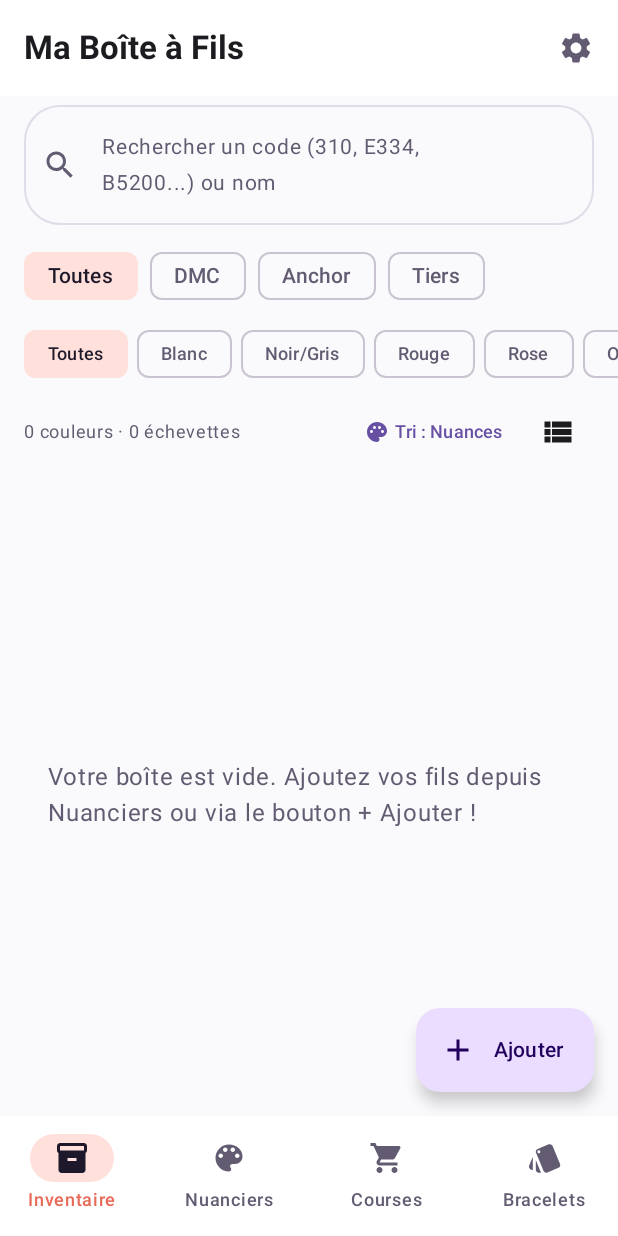
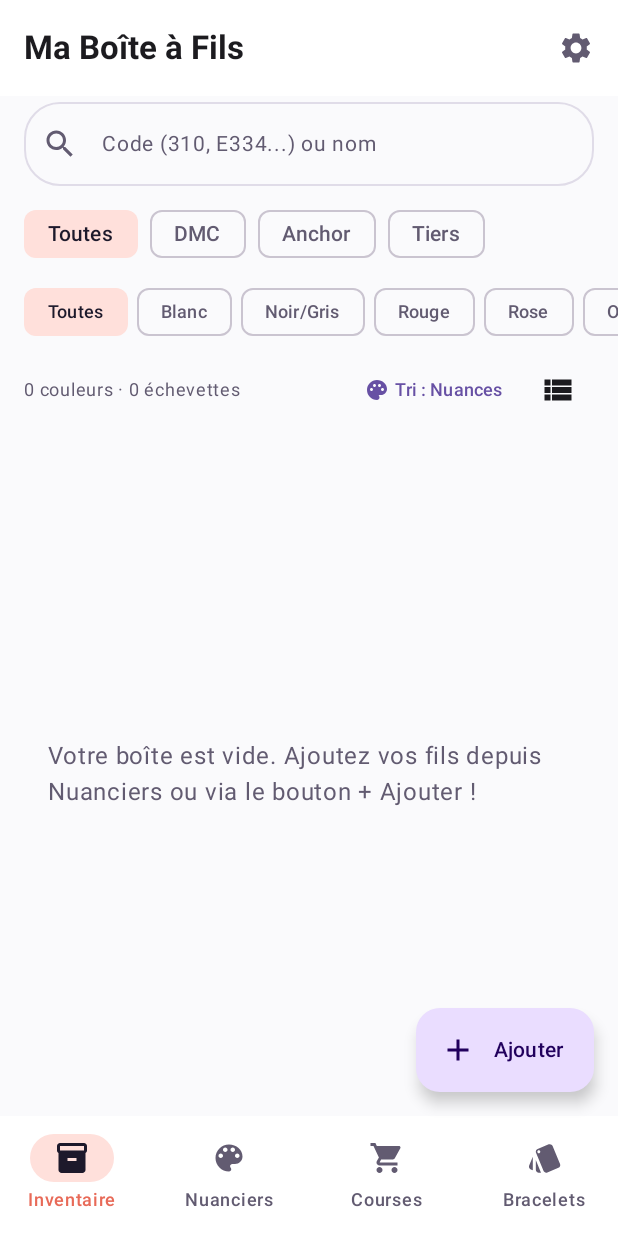
Before and after one commit to cku-fr/filotheque-android, an Android app built with Jetpack Compose: the screen it shows after launch (MainActivity), on a phone screen of 412 x 824 dp. Run offline under Robolectric (Android 15) with nearby library versions, the phone set to English and light mode, and no system bars; our stand-ins replace Room's generated code.

Commit message:
fix: keep search bar placeholder on a single line

```diff
--- a/app/src/main/java/com/filotheque/app/ui/screens/MainScreen.kt
+++ b/app/src/main/java/com/filotheque/app/ui/screens/MainScreen.kt
@@ -51,6 +51,7 @@ import androidx.compose.runtime.setValue
 import androidx.compose.ui.Modifier
 import androidx.compose.ui.platform.LocalContext
 import androidx.compose.ui.text.font.FontWeight
+import androidx.compose.ui.text.style.TextOverflow
 import androidx.compose.ui.unit.dp
 import androidx.compose.ui.unit.sp
 import com.filotheque.app.ui.components.AddThreadSheet
@@ -157,7 +158,14 @@ fun MainScreen(
                     OutlinedTextField(
                         value = filter.searchQuery,
                         onValueChange = threadViewModel::setSearchQuery,
-                        placeholder = { Text("Rechercher un code (310, E334, B5200...) ou nom", fontSize = 14.sp) },
+                        placeholder = {
+                            Text(
+                                text = "Code (310, E334...) ou nom",
+                                fontSize = 14.sp,
+                                maxLines = 1,
+                                overflow = TextOverflow.Ellipsis
+                            )
+                        },
                         leadingIcon = { Icon(Icons.Default.Search, contentDescription = null) },
                         trailingIcon = {
                             if (filter.searchQuery.isNotEmpty()) {
@@ -170,7 +178,7 @@ fun MainScreen(
                         shape = RoundedCornerShape(24.dp),
                         modifier = Modifier
                             .fillMaxWidth()
-                            .padding(horizontal = 16.dp, vertical = 6.dp)
+                            .padding(horizontal = 16.dp, vertical = 4.dp)
                     )
                 }
             }
```
